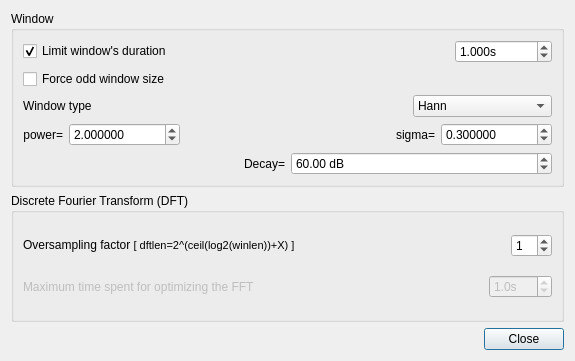
gillesdegottex/dfasma, file src/gvamplitudespectrumwdialogsettings.ui: the form before one commit.
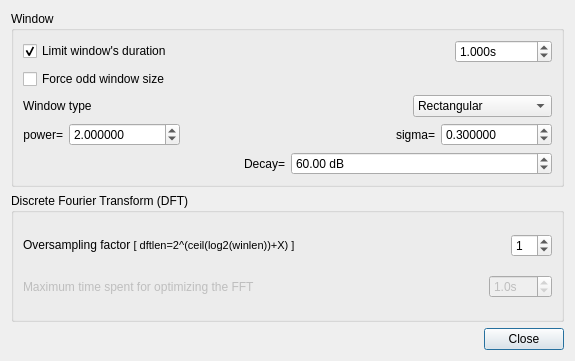
The form after the commit. Icons and pictures are not drawn.

```diff
--- a/src/gvamplitudespectrumwdialogsettings.ui
+++ b/src/gvamplitudespectrumwdialogsettings.ui
@@ -92,7 +92,7 @@
          <widget class="QComboBox" name="cbAmplitudeSpectrumWindowType">
           <item>
            <property name="text">
-            <string>Hann</string>
+            <string>Rectangular</string>
            </property>
           </item>
           <item>
```
Left out of the diff: 23 changed lines with no effect on the pictures.
